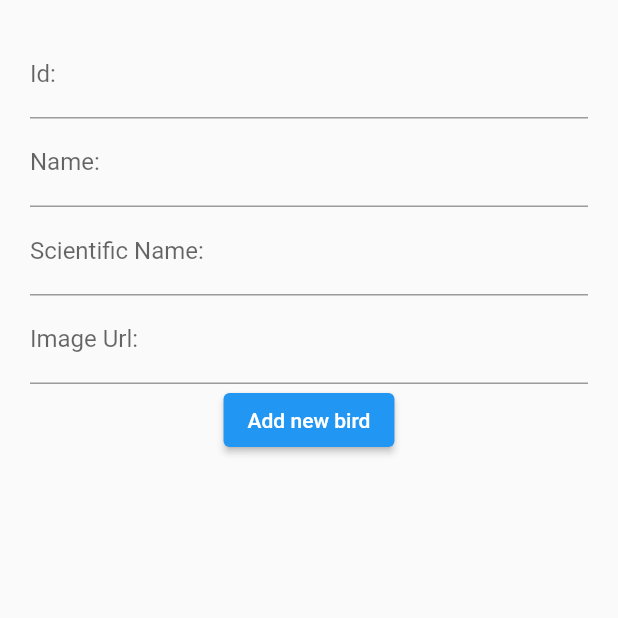
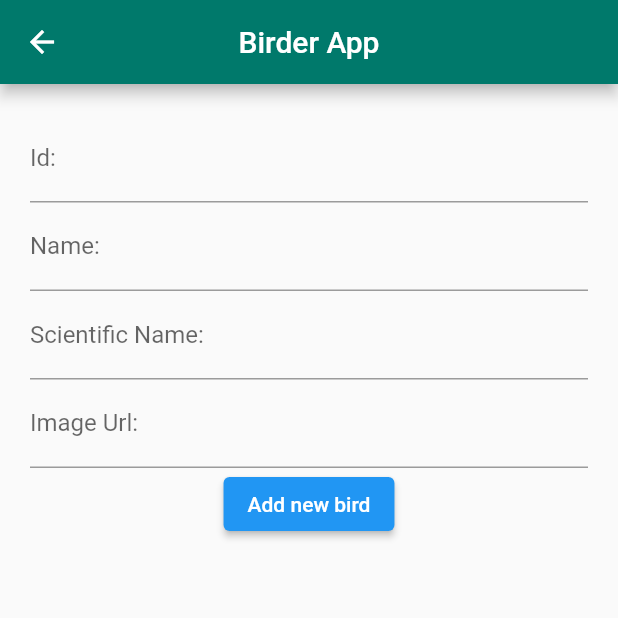
Before and after one commit to Ankan1998/Flutter_practise, a Flutter app: the AddNewBird screen opened directly, on a phone screen of 412 x 824 dp, the top half of it. Run offline on Flutter 3.47's test engine with Material 2 defaults, Android fonts, the phone set to English and light mode, and no system bars; network calls fail.

```diff
--- a/birderapp/lib/main.dart
+++ b/birderapp/lib/main.dart
@@ -6,6 +6,8 @@ import 'package:flutter/material.dart';
 
 void main() {
   runApp(
-    BirderApp()
+    MaterialApp( //Keeping Mterial App in main page and then navigating accordingly
+    home: BirderApp(),
+    )
   );
 }
--- a/birderapp/lib/screens/add_new_bird_screen.dart
+++ b/birderapp/lib/screens/add_new_bird_screen.dart
@@ -78,7 +78,13 @@ class _AddNewBirdState extends State<AddNewBird> {
 
   @override
   Widget build(BuildContext context) {
-    return SingleChildScrollView(
+    return Scaffold(
+      appBar: AppBar(
+        title: Text('Birder App'),
+        centerTitle: true,
+        backgroundColor: Colors.teal[700],
+      ),
+      body: SingleChildScrollView(
         child: Container(
           margin: EdgeInsets.all(20.0),
           child: Form(
@@ -110,6 +116,7 @@ class _AddNewBirdState extends State<AddNewBird> {
             ),
           ),
         ),
+      ),
     );
   }
 }
```
Also changed, not shown: birderapp/lib/widgets/BirderApp.dart (+19 -8 lines). Lines whose indentation alone changed are shown as unchanged.
